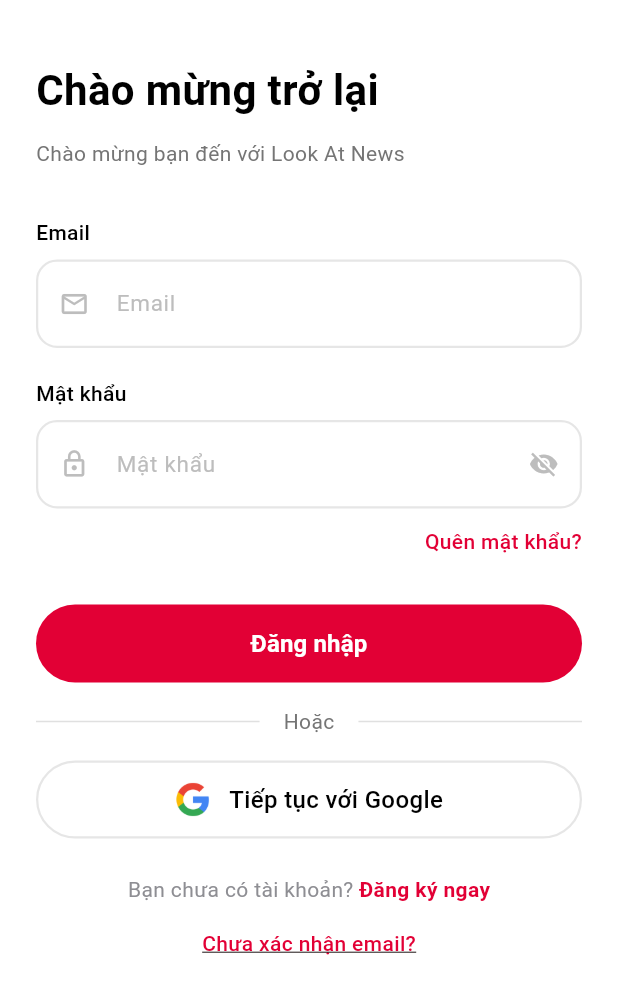
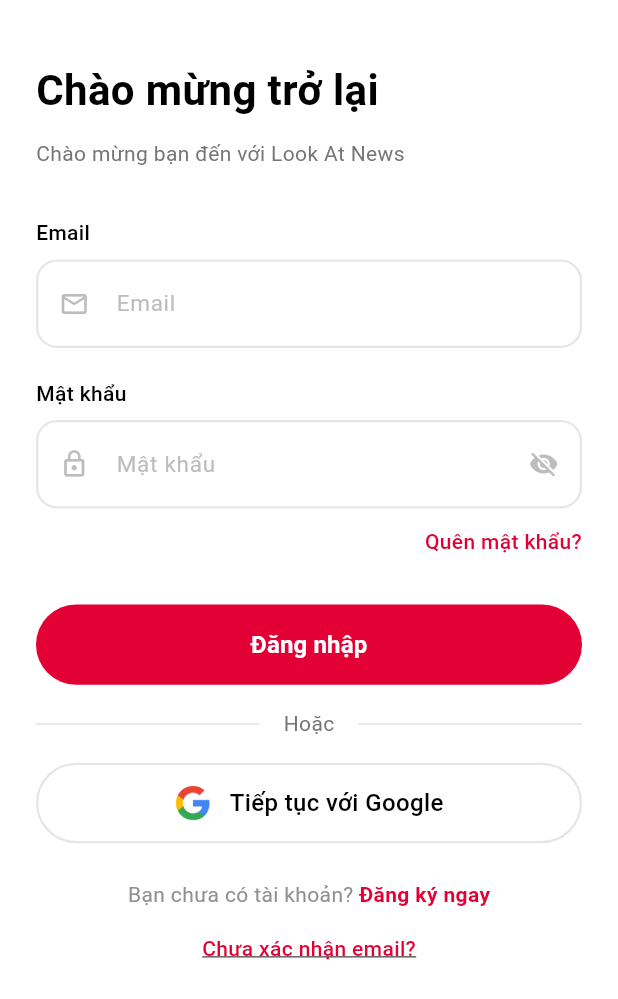
Before and after one commit to vaachu1993/LookAtNew, a Flutter app: the screen it shows after launch, on a phone screen of 412 x 824 dp. Shown: the top 999 px of the screen. Run offline on Flutter 3.47's test engine with Material 3 defaults, Android fonts, the phone set to English and light mode, and no system bars; drawn by our look-alikes of toastification; our stand-ins replace google_sign_in, image_cropper, image_picker, permission_handler, share_plus, shared_preferences and 1 more; accounts and stored records are empty; Roboto replaces fonts that are missing (SF Pro Text).

Commit message:
Change Width Height Media Query

```diff
--- a/lib/Components/CustomTextField.dart
+++ b/lib/Components/CustomTextField.dart
@@ -25,6 +25,8 @@ class _CustomTextFieldState extends State<CustomTextField> {
 
   @override
   Widget build(BuildContext context) {
+    final height = MediaQuery.of(context).size.height;
+
     return Column(
       crossAxisAlignment: CrossAxisAlignment.start,
       children: [
--- a/lib/Components/GoogleSignInButton.dart
+++ b/lib/Components/GoogleSignInButton.dart
@@ -10,9 +10,12 @@ class GoogleSignInButton extends StatelessWidget {
 
   @override
   Widget build(BuildContext context) {
+    final width = MediaQuery.of(context).size.width;
+    final height = MediaQuery.of(context).size.height;
+
     return Container(
       width: double.infinity,
-      height: 52,
+      height: height * 0.065,
       decoration: BoxDecoration(
         color: Colors.white,
         borderRadius: BorderRadius.circular(32),
@@ -33,12 +36,12 @@ class GoogleSignInButton extends StatelessWidget {
               children: [
                 Image.asset(
                   'assets/images/google_logo.png',
-                  width: 24,
-                  height: 24,
+                  width: width * 0.06,
+                  height: width * 0.06,
                   errorBuilder: (context, error, stackTrace) {
                     return Container(
-                      width: 24,
-                      height: 24,
+                      width: width * 0.06,
+                      height: width * 0.06,
                       decoration: BoxDecoration(
                         color: Colors.grey[300],
                         shape: BoxShape.circle,
--- a/lib/screens/auth/email_sign_in_screen.dart
+++ b/lib/screens/auth/email_sign_in_screen.dart
@@ -229,6 +229,9 @@ class _EmailSignInScreenState extends State<EmailSignInScreen> {
 
   @override
   Widget build(BuildContext context) {
+    final width = MediaQuery.of(context).size.width;
+    final height = MediaQuery.of(context).size.height;
+
     return Scaffold(
       backgroundColor: Colors.white,
       body: SafeArea(
@@ -312,7 +315,7 @@ class _EmailSignInScreenState extends State<EmailSignInScreen> {
             // Sign In Button
             SizedBox(
               width: double.infinity,
-              height: 52,
+              height: height * 0.065,
               child: ElevatedButton(
                 onPressed: _isLoading ? null : _handleSignIn,
                 style: ElevatedButton.styleFrom(
@@ -325,10 +328,10 @@ class _EmailSignInScreenState extends State<EmailSignInScreen> {
                   disabledBackgroundColor: Colors.grey,
                 ),
                 child: _isLoading
-                    ? const SizedBox(
-                        width: 20,
-                        height: 20,
-                        child: CircularProgressIndicator(
+                    ? SizedBox(
+                        width: width * 0.05,
+                        height: width * 0.05,
+                        child: const CircularProgressIndicator(
                           color: Colors.white,
                           strokeWidth: 2,
                         ),
--- a/lib/screens/splash/splash_screen.dart
+++ b/lib/screens/splash/splash_screen.dart
@@ -32,6 +32,8 @@ class _SplashScreenState extends State<SplashScreen> {
 
   @override
   Widget build(BuildContext context) {
+    final height = MediaQuery.of(context).size.height;
+
     return Scaffold(
       backgroundColor: const Color(0xFFE20035), // Brand red color
       body: Center(
@@ -53,7 +55,7 @@ class _SplashScreenState extends State<SplashScreen> {
               ),
             ),
 
-            const SizedBox(height: 24),
+            SizedBox(height: height * 0.03),
 
             // Headnews text
             const Text(
```
Also changed, not shown: lib/screens/auth/forgot_password_screen.dart (+9 -6 lines), lib/screens/auth/reset_password_screen.dart (+11 -8 lines), lib/screens/auth/verify_email_screen.dart (+73 -59 lines), lib/screens/profile/change_password_screen.dart (+8 -5 lines), 1 other file.
